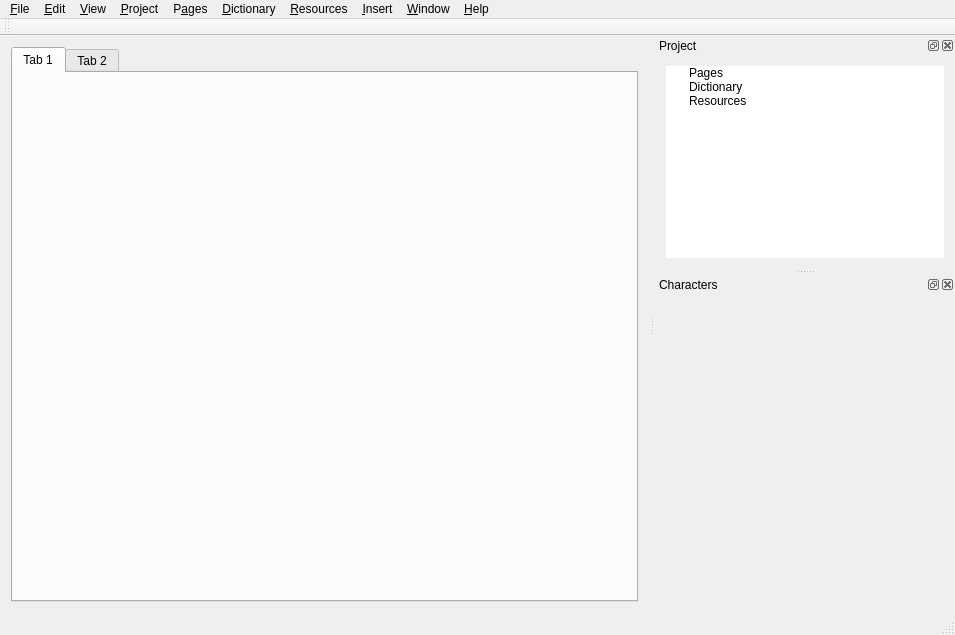
This is Thorn/Thorn/mainwindow.ui in ianmartinez/thorn as Qt 5 draws it before an edit. The edited form follows.
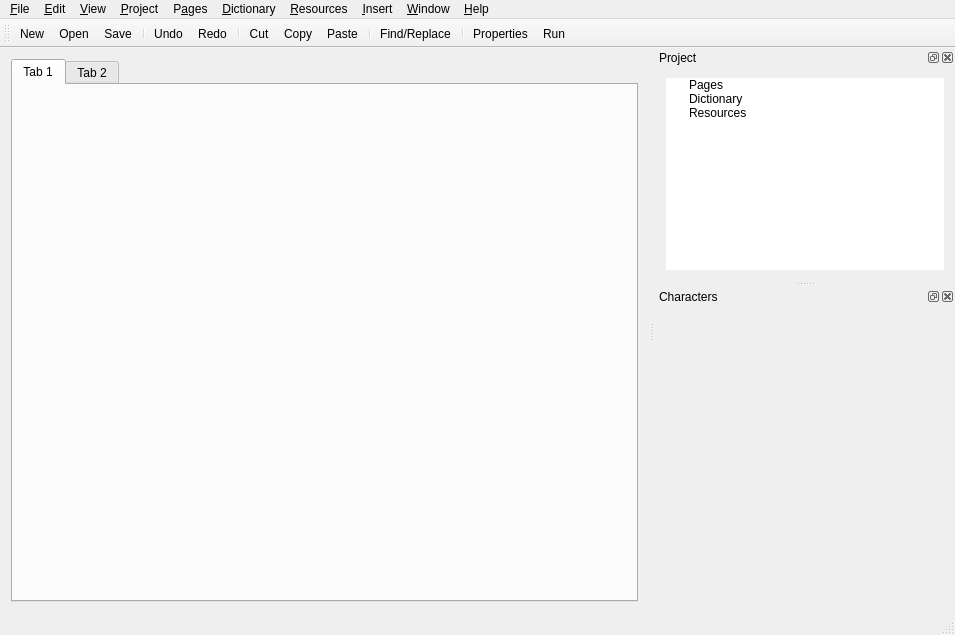
This is the edited form. Icons and pictures are not drawn.

Commit message: add toolbar icons

The edit to the form file:
```diff
--- a/Thorn/Thorn/mainwindow.ui
+++ b/Thorn/Thorn/mainwindow.ui
@@ -186,12 +186,36 @@
    <property name="windowTitle">
     <string/>
    </property>
+   <property name="iconSize">
+    <size>
+     <width>26</width>
+     <height>26</height>
+    </size>
+   </property>
+   <property name="floatable">
+    <bool>true</bool>
+   </property>
    <attribute name="toolBarArea">
     <enum>TopToolBarArea</enum>
    </attribute>
    <attribute name="toolBarBreak">
     <bool>false</bool>
    </attribute>
+   <addaction name="action_New"/>
+   <addaction name="action_Open"/>
+   <addaction name="action_Save"/>
+   <addaction name="separator"/>
+   <addaction name="action_Undo"/>
+   <addaction name="action_Redo"/>
+   <addaction name="separator"/>
+   <addaction name="action_Cut"/>
+   <addaction name="action_Copy"/>
+   <addaction name="action_Paste"/>
+   <addaction name="separator"/>
+   <addaction name="action_Find_Replace"/>
+   <addaction name="separator"/>
+   <addaction name="actionProperties"/>
+   <addaction name="actionRun"/>
   </widget>
   <widget class="QStatusBar" name="statusBar"/>
   <widget class="QDockWidget" name="dockWidget">
@@ -229,6 +253,12 @@
        <property name="frameShape">
         <enum>QFrame::NoFrame</enum>
        </property>
+       <property name="iconSize">
+        <size>
+         <width>26</width>
+         <height>26</height>
+        </size>
+       </property>
        <attribute name="headerVisible">
         <bool>false</bool>
        </attribute>
@@ -852,6 +882,18 @@
     <string>&amp;Remove</string>
    </property>
   </action>
+  <action name="actionRun">
+   <property name="icon">
+    <iconset>
+     <normaloff>../../icons/breeze-icons/icons/actions/22/run-build.svg</normaloff>../../icons/breeze-icons/icons/actions/22/run-build.svg</iconset>
+   </property>
+   <property name="text">
+    <string>&amp;Run...</string>
+   </property>
+   <property name="shortcut">
+    <string>F5</string>
+   </property>
+  </action>
  </widget>
  <layoutdefault spacing="6" margin="11"/>
  <resources/>
```
Left out of the diff: 1 changed line with no effect on the pictures. The commit also changes 3 other files.
